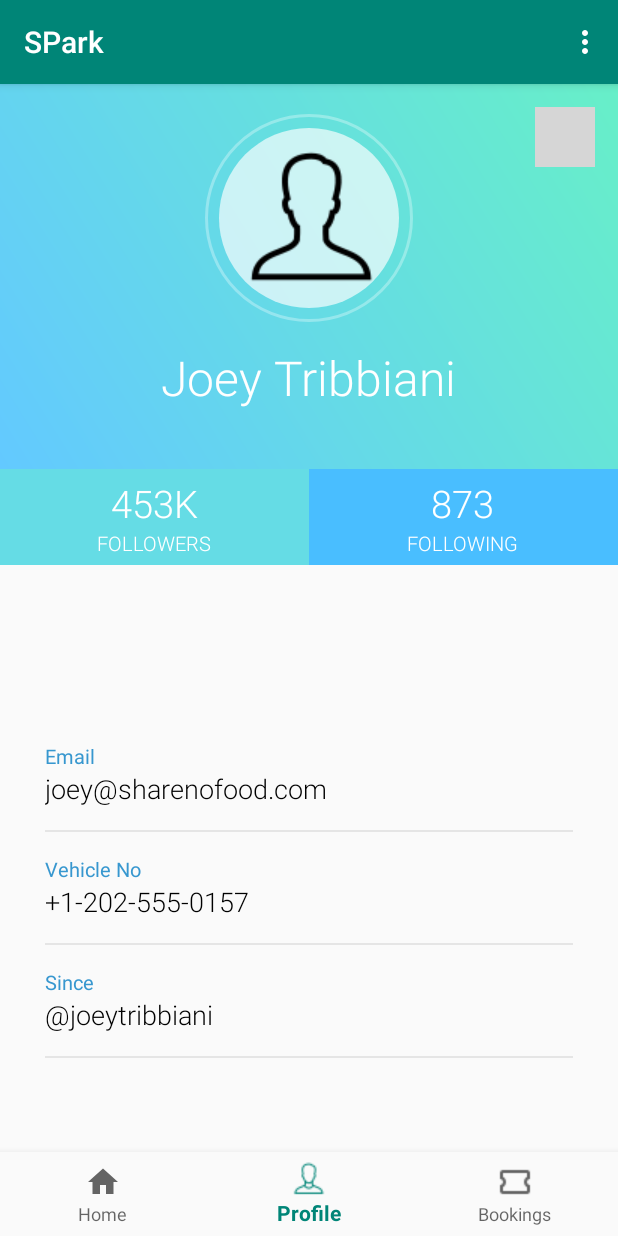
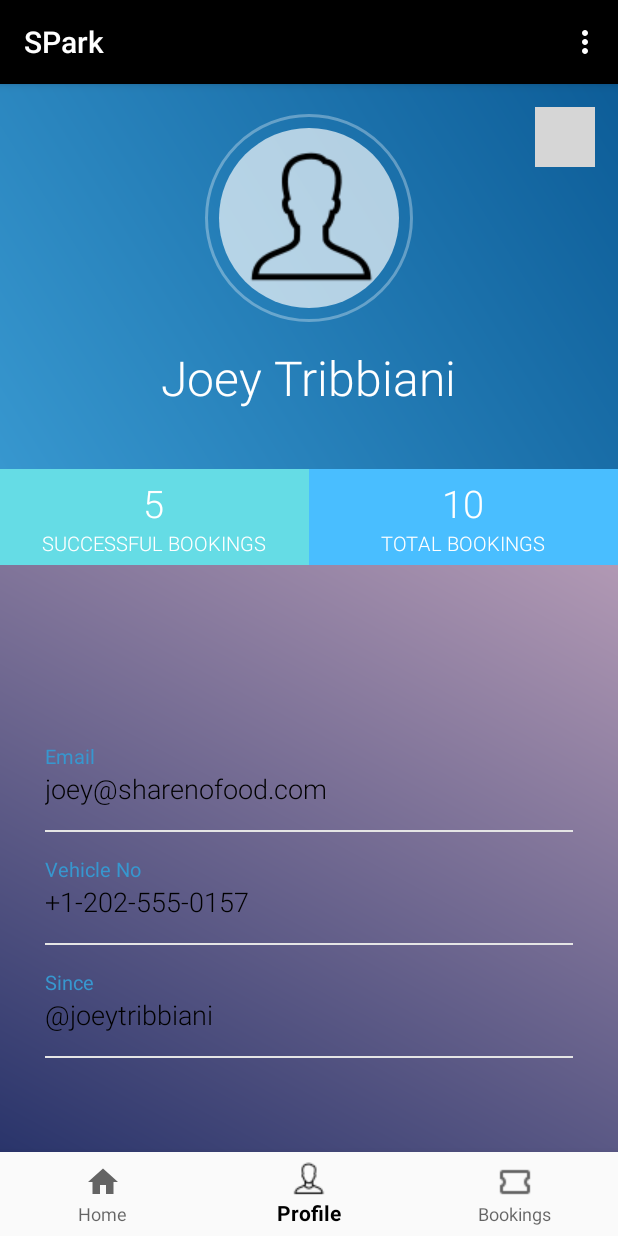
Before and after one commit to aekanshpartani/IoT, an Android app: the screen it shows after launch once a user with an empty profile is signed in (MainActivity), item 2 of the bottom bar chosen, on a phone screen of 412 x 824 dp. Run offline under Robolectric (Android 15) with nearby library versions, the light colour scheme and no system bars; our stand-ins replace Firebase (no records; nobody signed in at launch, a user with empty details on screens opened directly); libraries missing offline, so code that uses them is left out: com.mrgames13.jimdo; 1 statement that could not run was skipped; grey boxes are pictures that could not be loaded.

Commit message:
added gradient & modified app theme

```diff
--- /dev/null
+++ b/app/src/main/res/drawable/gradient_background.xml
@@ -0,0 +1,10 @@
+<?xml version="1.0" encoding="utf-8"?>
+<shape xmlns:android="http://schemas.android.com/apk/res/android"
+    android:shape="rectangle">
+
+    <gradient
+        android:angle="45"
+        android:endColor="@color/background_color_end"
+        android:startColor="@color/background_color_start" />
+
+</shape>
--- a/app/src/main/res/layout/activity_main.xml
+++ b/app/src/main/res/layout/activity_main.xml
@@ -5,15 +5,14 @@
     android:id="@+id/container"
     android:layout_width="match_parent"
     android:layout_height="match_parent"
+    android:background="@drawable/gradient_background"
     tools:context=".MainActivity">
 
     <FrameLayout
+        android:id="@+id/fragment"
         android:layout_width="match_parent"
         android:layout_height="wrap_content"
-        android:id="@+id/fragment"
         tools:ignore="MissingConstraints"></FrameLayout>
-
-
 
 
     <android.support.design.widget.BottomNavigationView
--- a/app/src/main/res/layout/fragment_book_fragmenr.xml
+++ b/app/src/main/res/layout/fragment_book_fragmenr.xml
@@ -1,15 +1,14 @@
 <?xml version="1.0" encoding="utf-8"?>
 
 <RelativeLayout xmlns:android="http://schemas.android.com/apk/res/android"
+    xmlns:app="http://schemas.android.com/apk/res-auto"
     xmlns:tools="http://schemas.android.com/tools"
-xmlns:app="http://schemas.android.com/apk/res-auto"
     android:layout_width="match_parent"
     android:layout_height="match_parent"
     android:paddingLeft="@dimen/activity_horizontal_margin"
+    android:paddingTop="@dimen/activity_vertical_margin"
     android:paddingRight="@dimen/activity_horizontal_margin"
-android:paddingTop="@dimen/activity_vertical_margin"
-android:paddingBottom="@dimen/activity_vertical_margin"
->
+    android:paddingBottom="@dimen/activity_vertical_margin">
 
     <ImageView
         android:id="@+id/imageView2"
@@ -32,12 +31,12 @@ android:paddingBottom="@dimen/activity_vertical_margin"
         android:id="@+id/editText1"
         android:layout_width="match_parent"
         android:layout_height="wrap_content"
+        android:layout_below="@id/textView2"
+        android:layout_marginTop="20dp"
         android:ems="10"
         android:imeOptions="actionSearch"
         android:inputType="textAutoComplete|textAutoCorrect"
-        android:textColor="#780909"
-        android:layout_below="@id/textView2"
-        android:layout_marginTop="20dp">
+        android:textColor="#780909">
 
         <requestFocus />
     </AutoCompleteTextView>
@@ -45,11 +44,11 @@ android:paddingBottom="@dimen/activity_vertical_margin"
     <android.support.v7.widget.RecyclerView
 
         android:id="@+id/recycler_view"
-    android:layout_marginTop="20dp"
         android:layout_width="wrap_content"
         android:layout_height="wrap_content"
         android:layout_below="@id/editText1"
-    app:layout_behavior="@string/appbar_scrolling_view_behavior" >
+        android:layout_marginTop="20dp"
+        app:layout_behavior="@string/appbar_scrolling_view_behavior">
 
     </android.support.v7.widget.RecyclerView>
 
--- a/app/src/main/res/layout/fragment_profile_fragemt.xml
+++ b/app/src/main/res/layout/fragment_profile_fragemt.xml
@@ -5,7 +5,7 @@
     xmlns:tools="http://schemas.android.com/tools"
     android:layout_width="match_parent"
     android:layout_height="match_parent"
-    >
+    android:background="@drawable/gradient_background">
 
     <RelativeLayout
         android:id="@+id/rellay1"
@@ -63,8 +63,8 @@
             android:layout_width="40dp"
             android:layout_height="40dp"
             android:layout_alignParentRight="true"
+            android:layout_marginTop="15dp"
             android:layout_marginRight="15dp"
-            android:layout_marginTop="15dp"
             android:adjustViewBounds="true"
             android:scaleType="centerInside"
             android:src="@drawable/ic_settings" />
@@ -76,7 +76,8 @@
         android:layout_width="match_parent"
         android:layout_height="wrap_content"
         android:layout_below="@id/rellay1"
-        android:orientation="horizontal">
+        android:orientation="horizontal"
+        android:visibility="visible">
 
         <RelativeLayout
             android:layout_width="match_parent"
@@ -85,8 +86,8 @@
             android:layout_weight="1"
             android:background="@color/followersBg"
             android:gravity="center"
-            android:paddingBottom="5dp"
-            android:paddingTop="5dp">
+            android:paddingTop="5dp"
+            android:paddingBottom="5dp">
 
             <LinearLayout
                 android:layout_width="wrap_content"
@@ -98,7 +99,7 @@
                     android:layout_width="wrap_content"
                     android:layout_height="wrap_content"
                     android:fontFamily="sans-serif-light"
-                    android:text="453K"
+                    android:text="5"
                     android:textColor="@color/white"
                     android:textSize="25sp" />
 
@@ -106,7 +107,7 @@
                     android:layout_width="wrap_content"
                     android:layout_height="wrap_content"
                     android:fontFamily="sans-serif-light"
-                    android:text="followers"
+                    android:text="Successful Bookings"
                     android:textAllCaps="true"
                     android:textColor="@color/white"
                     android:textSize="13sp" />
@@ -122,8 +123,8 @@
             android:layout_weight="1"
             android:background="@color/followingBg"
             android:gravity="center"
-            android:paddingBottom="5dp"
-            android:paddingTop="5dp">
+            android:paddingTop="5dp"
+            android:paddingBottom="5dp">
 
             <LinearLayout
                 android:layout_width="wrap_content"
@@ -135,7 +136,7 @@
                     android:layout_width="wrap_content"
                     android:layout_height="wrap_content"
                     android:fontFamily="sans-serif-light"
-                    android:text="873"
+                    android:text="10"
                     android:textColor="@color/white"
                     android:textSize="25sp" />
 
@@ -143,7 +144,7 @@
                     android:layout_width="wrap_content"
                     android:layout_height="wrap_content"
                     android:fontFamily="sans-serif-light"
-                    android:text="following"
+                    android:text="Total Bookings"
                     android:textAllCaps="true"
                     android:textColor="@color/white"
                     android:textSize="13sp" />
@@ -165,8 +166,8 @@
             android:layout_height="wrap_content"
             android:layout_centerInParent="true"
             android:layout_marginLeft="30dp"
+            android:layout_marginTop="20dp"
             android:layout_marginRight="30dp"
-            android:layout_marginTop="20dp"
             android:orientation="vertical">
 
             <LinearLayout
@@ -183,11 +184,11 @@
                     android:textSize="13sp" />
 
                 <TextView
+                    android:id="@+id/Email"
                     android:layout_width="wrap_content"
                     android:layout_height="wrap_content"
                     android:fontFamily="sans-serif-light"
                     android:text="joey@sharenofood.com"
-                    android:id="@+id/Email"
                     android:textColor="#000000"
                     android:textSize="18sp" />
 
@@ -213,13 +214,13 @@
                     android:textSize="13sp" />
 
                 <TextView
+                    android:id="@+id/Vehicle"
                     android:layout_width="wrap_content"
                     android:layout_height="wrap_content"
                     android:fontFamily="sans-serif-light"
                     android:text="+1-202-555-0157"
                     android:textColor="#000000"
-                    android:textSize="18sp"
-                    android:id="@+id/Vehicle"/>
+                    android:textSize="18sp" />
 
                 <View
                     android:layout_width="match_parent"
@@ -243,11 +244,11 @@
                     android:textSize="13sp" />
 
                 <TextView
+                    android:id="@+id/Since"
                     android:layout_width="wrap_content"
                     android:layout_height="wrap_content"
                     android:fontFamily="sans-serif-light"
                     android:text="@string/twitterUsername"
-                    android:id="@+id/Since"
                     android:textColor="#000000"
                     android:textSize="18sp" />
 
--- a/app/src/main/res/values/colors.xml
+++ b/app/src/main/res/values/colors.xml
@@ -1,10 +1,16 @@
 <?xml version="1.0" encoding="utf-8"?>
 <resources>
-    <color name="colorPrimary">#008577</color>
-    <color name="colorPrimaryDark">#00574B</color>
+    <!--<color name="colorPrimary">#008577</color>-->
+    <!--<color name="colorPrimaryDark">#00574B</color>-->
+    <!--<color name="colorAccent">#D81B60</color>-->
+
+    <color name="colorPrimary">#000000</color>
+    <color name="colorPrimaryDark">#021624</color>
     <color name="colorAccent">#D81B60</color>
 
     <color name="background_color">#009688</color>
+    <color name="navigationBarColor">#0D5D98</color>
+
     <color name="white">#FFFFFF</color>
     <color name="black">#000000</color>
     <color name="white_greyish">#EEEEEE</color>
@@ -18,9 +24,18 @@
     <color name="headings">#3797CF</color>
     <color name="solidCircle">#AAFFFFFF</color>
     <color name="circleBorder">#50FFFFFF</color>
-    <color name="gradEnd">#67EFC8</color>
-    <color name="gradStart">#63C9FF</color>
+
+    <!--<color name="gradEnd">#67EFC8</color>-->
+    <!--<color name="gradStart">#63C9FF</color>-->
+    <!---->
+
+    <color name="gradEnd">#0D5D98</color>
+    <color name="gradStart">#3797CF</color>
+
     <color name="followersBg">#65DCE5</color>
     <color name="followingBg">#49BEFF</color>
     <color name="grey">#E5E5E5</color>
+
+    <color name="background_color_end">#F8CDDA</color>
+    <color name="background_color_start">#1D2B64</color>
 </resources>
```
Lines whose indentation alone changed are shown as unchanged.
